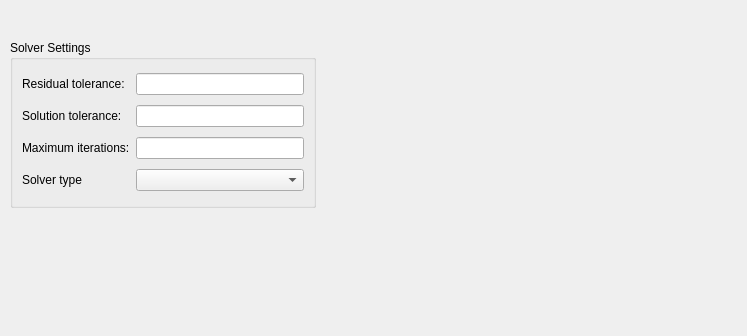
Qt form src/gui/solver.ui (asceenl/tasmet) before a commit.
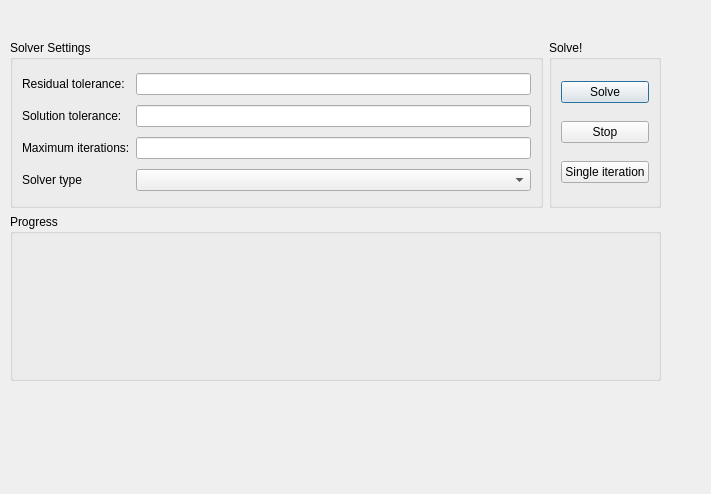
The same form after that commit.

```diff
--- a/src/gui/solver.ui
+++ b/src/gui/solver.ui
@@ -6,22 +6,27 @@
    <rect>
     <x>0</x>
     <y>0</y>
-    <width>747</width>
-    <height>336</height>
+    <width>711</width>
+    <height>494</height>
    </rect>
   </property>
   <property name="windowTitle">
    <string>Dialog</string>
   </property>
-  <widget class="QGroupBox" name="solversettings">
+  <widget class="QWidget" name="">
    <property name="geometry">
     <rect>
      <x>10</x>
      <y>40</y>
-     <width>306</width>
-     <height>168</height>
+     <width>651</width>
+     <height>341</height>
     </rect>
    </property>
+   <layout class="QVBoxLayout" name="verticalLayout_3">
+    <item>
+     <layout class="QHBoxLayout" name="horizontalLayout">
+      <item>
+       <widget class="QGroupBox" name="solversettings">
    <property name="title">
     <string>Solver Settings</string>
    </property>
@@ -80,6 +85,60 @@
     </item>
    </layout>
   </widget>
+      </item>
+      <item>
+       <widget class="QGroupBox" name="groupBox">
+        <property name="title">
+         <string>Solve!</string>
+        </property>
+        <layout class="QVBoxLayout" name="verticalLayout">
+         <item>
+          <widget class="QPushButton" name="pushButton">
+           <property name="text">
+            <string>Solve</string>
+           </property>
+          </widget>
+         </item>
+         <item>
+          <widget class="QPushButton" name="pushButton_2">
+           <property name="text">
+            <string>Stop</string>
+           </property>
+          </widget>
+         </item>
+         <item>
+          <widget class="QPushButton" name="pushButton_3">
+           <property name="text">
+            <string>Single iteration</string>
+           </property>
+          </widget>
+         </item>
+        </layout>
+       </widget>
+      </item>
+     </layout>
+    </item>
+    <item>
+     <widget class="QGroupBox" name="groupBox_2">
+      <property name="title">
+       <string>Progress</string>
+      </property>
+      <layout class="QVBoxLayout" name="verticalLayout_2">
+       <item>
+        <widget class="QWidget" name="rel_error" native="true"/>
+       </item>
+       <item>
+        <widget class="QWidget" name="fun_error" native="true"/>
+       </item>
+      </layout>
+     </widget>
+    </item>
+   </layout>
+  </widget>
+  <zorder>solversettings</zorder>
+  <zorder>groupBox</zorder>
+  <zorder>groupBox_2</zorder>
+  <zorder>solversettings</zorder>
  </widget>
  <resources/>
  <connections/>
```
Lines whose indentation alone changed are shown as unchanged.
